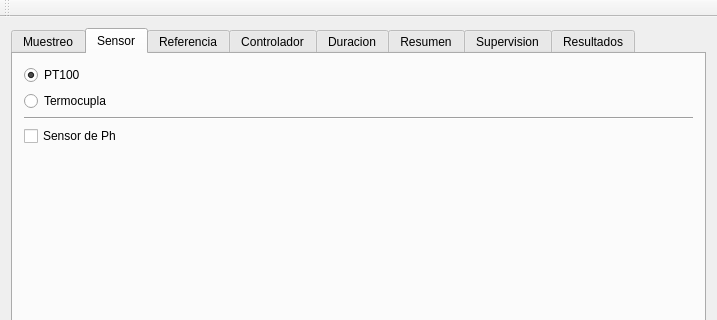
Old version of the form Prototipo/control_temperatura/mainwindow.ui in the repository AgustinAllegui/temperatura_raspberry; both pictures show x 0 to 717 and y 0 to 320 of the 717 by 609 pixel window.
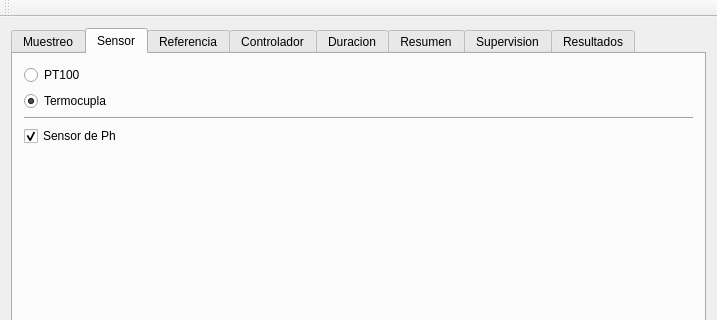
New version of the form. The open tabs and pages were chosen to show the change. Custom widgets are drawn as their Qt base class.

What changed in the file:
```diff
--- a/Prototipo/control_temperatura/mainwindow.ui
+++ b/Prototipo/control_temperatura/mainwindow.ui
@@ -88,7 +88,7 @@
            <string>PT100</string>
           </property>
           <property name="checked">
-           <bool>true</bool>
+           <bool>false</bool>
           </property>
          </widget>
         </item>
@@ -97,6 +97,9 @@
           <property name="text">
            <string>Termocupla</string>
           </property>
+          <property name="checked">
+           <bool>true</bool>
+          </property>
          </widget>
         </item>
         <item>
@@ -111,6 +114,9 @@
           <property name="text">
            <string>Sensor de Ph</string>
           </property>
+          <property name="checked">
+           <bool>true</bool>
+          </property>
          </widget>
         </item>
         <item>
@@ -727,6 +733,14 @@
   <widget class="QStatusBar" name="statusBar"/>
  </widget>
  <layoutdefault spacing="6" margin="11"/>
+ <customwidgets>
+  <customwidget>
+   <class>GraficoCustom</class>
+   <extends>QWidget</extends>
+   <header>graficocustom.h</header>
+   <container>1</container>
+  </customwidget>
+ </customwidgets>
  <resources/>
  <connections/>
 </ui>
```
Left out of the diff: 19 changed lines with no effect on the pictures.
